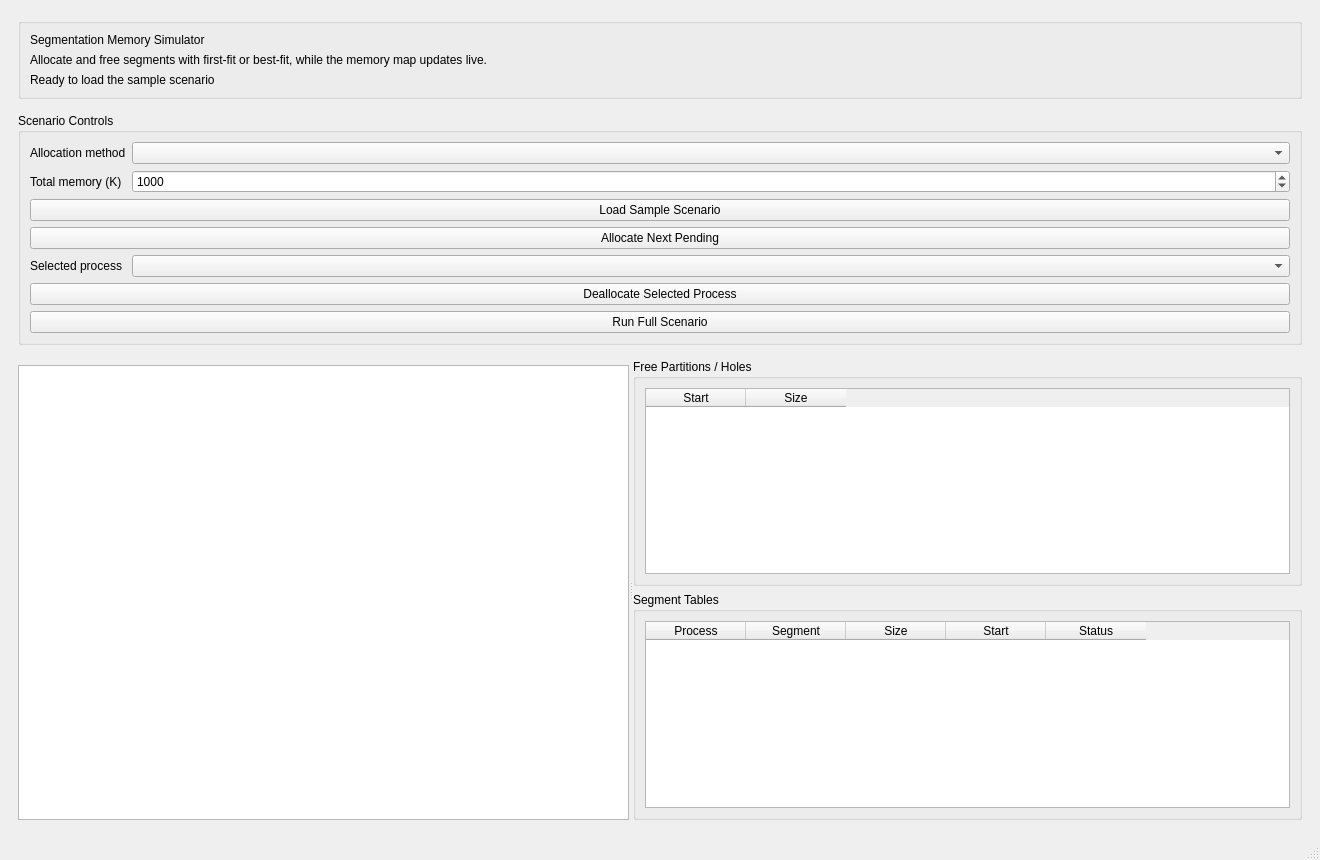
This is main_window.ui in antispace2005/Memory-Assignment as Qt 5 draws it before an edit. The edited form follows.
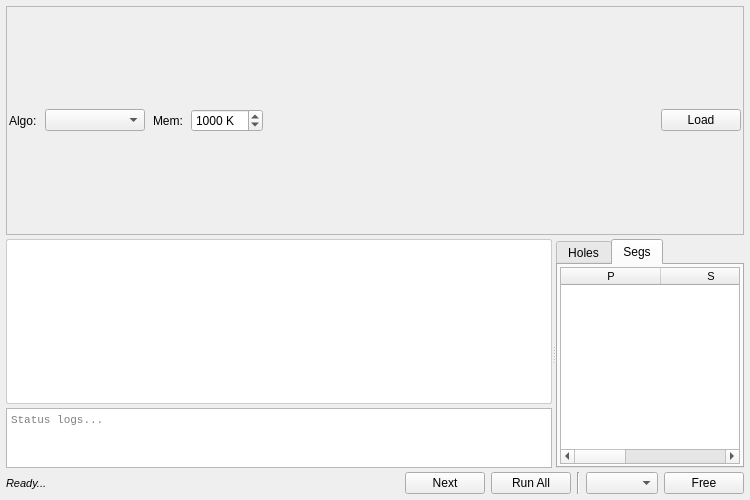
This is the edited form. The open tabs and pages were chosen to show the change.

```diff
--- a/main_window.ui
+++ b/main_window.ui
@@ -9,125 +9,93 @@
    <rect>
     <x>0</x>
     <y>0</y>
-    <width>1320</width>
-    <height>860</height>
+    <width>750</width>
+    <height>500</height>
    </rect>
   </property>
   <widget class="QWidget" name="centralwidget">
    <layout class="QVBoxLayout" name="rootLayout">
     <property name="spacing">
-     <number>14</number>
+     <number>4</number>
     </property>
     <property name="leftMargin">
-     <number>18</number>
+     <number>6</number>
     </property>
     <property name="topMargin">
-     <number>18</number>
+     <number>6</number>
     </property>
     <property name="rightMargin">
-     <number>18</number>
+     <number>6</number>
     </property>
     <property name="bottomMargin">
-     <number>18</number>
+     <number>6</number>
     </property>
     <item>
-     <widget class="QGroupBox" name="heroCard">
-      <layout class="QVBoxLayout" name="heroLayout">
-       <item>
-        <widget class="QLabel" name="headerTitle">
-         <property name="text">
-          <string>Segmentation Memory Simulator</string>
-         </property>
-        </widget>
-       </item>
-       <item>
-        <widget class="QLabel" name="headerSubtitle">
-         <property name="text">
-          <string>Allocate and free segments with first-fit or best-fit, while the memory map updates live.</string>
-         </property>
-        </widget>
-       </item>
-       <item>
-        <widget class="QLabel" name="statusLabel">
-         <property name="text">
-          <string>Ready to load the sample scenario</string>
-         </property>
-        </widget>
-       </item>
-      </layout>
-     </widget>
-    </item>
+     <widget class="QFrame" name="controlBar">
+      <property name="frameShape">
+       <enum>QFrame::StyledPanel</enum>
+      </property>
+      <layout class="QHBoxLayout" name="topLayout">
+       <property name="spacing">
+        <number>8</number>
+       </property>
+       <property name="margin">
+        <number>2</number>
+       </property>
     <item>
-     <widget class="QGroupBox" name="controlCard">
-      <property name="title">
-       <string>Scenario Controls</string>
-      </property>
-      <layout class="QFormLayout" name="controlForm">
-       <item row="0" column="0">
         <widget class="QLabel" name="labelMethod">
          <property name="text">
-          <string>Allocation method</string>
+          <string>Algo:</string>
          </property>
         </widget>
        </item>
-       <item row="0" column="1">
-        <widget class="QComboBox" name="methodCombo"/>
+       <item>
+        <widget class="QComboBox" name="methodCombo">
+         <property name="minimumSize">
+          <size>
+           <width>100</width>
+           <height>0</height>
+          </size>
+         </property>
+        </widget>
        </item>
-       <item row="1" column="0">
+       <item>
         <widget class="QLabel" name="labelTotal">
          <property name="text">
-          <string>Total memory (K)</string>
+          <string>Mem:</string>
          </property>
         </widget>
        </item>
-       <item row="1" column="1">
+       <item>
         <widget class="QSpinBox" name="totalSpin">
-         <property name="minimum">
-          <number>64</number>
+         <property name="suffix">
+          <string> K</string>
          </property>
          <property name="maximum">
-          <number>100000</number>
+          <number>99999</number>
          </property>
          <property name="value">
           <number>1000</number>
          </property>
         </widget>
        </item>
-       <item row="2" column="0" colspan="2">
+       <item>
+        <spacer name="topSpacer">
+         <property name="orientation">
+          <enum>Qt::Horizontal</enum>
+         </property>
+         <property name="sizeHint" stdset="0">
+          <size>
+           <width>40</width>
+           <height>20</height>
+          </size>
+         </property>
+        </spacer>
+       </item>
+       <item>
         <widget class="QPushButton" name="loadButton">
          <property name="text">
-          <string>Load Sample Scenario</string>
-         </property>
-        </widget>
-       </item>
-       <item row="3" column="0" colspan="2">
-        <widget class="QPushButton" name="allocateButton">
-         <property name="text">
-          <string>Allocate Next Pending</string>
-         </property>
-        </widget>
-       </item>
-       <item row="4" column="0">
-        <widget class="QLabel" name="labelProcess">
-         <property name="text">
-          <string>Selected process</string>
-         </property>
-        </widget>
-       </item>
-       <item row="4" column="1">
-        <widget class="QComboBox" name="processPicker"/>
-       </item>
-       <item row="5" column="0" colspan="2">
-        <widget class="QPushButton" name="deallocateButton">
-         <property name="text">
-          <string>Deallocate Selected Process</string>
-         </property>
-        </widget>
-       </item>
-       <item row="6" column="0" colspan="2">
-        <widget class="QPushButton" name="runButton">
-         <property name="text">
-          <string>Run Full Scenario</string>
+          <string>Load</string>
          </property>
         </widget>
        </item>
@@ -139,10 +107,25 @@
       <property name="orientation">
        <enum>Qt::Horizontal</enum>
       </property>
-      <widget class="QWidget" name="leftPanel">
-       <layout class="QVBoxLayout" name="leftPanelLayout">
+      <widget class="QWidget" name="canvasWrapper" native="true">
+       <property name="sizePolicy">
+        <sizepolicy hsizetype="Expanding" vsizetype="Expanding">
+         <horstretch>3</horstretch>
+         <verstretch>0</verstretch>
+        </sizepolicy>
+       </property>
+       <layout class="QVBoxLayout" name="canvasLayout">
+        <property name="spacing">
+         <number>4</number>
+        </property>
+        <property name="margin">
+         <number>0</number>
+        </property>
         <item>
-         <widget class="QWidget" name="canvasHost">
+         <widget class="QWidget" name="canvasHost" native="true">
+          <property name="styleSheet">
+           <string notr="true">background: #ffffff; border: 1px solid #ccc; border-radius: 2px;</string>
+          </property>
           <layout class="QVBoxLayout" name="canvasHostLayout">
            <property name="leftMargin">
             <number>0</number>
@@ -161,23 +144,56 @@
         </item>
         <item>
          <widget class="QTextEdit" name="activityLog">
+          <property name="maximumSize">
+           <size>
+            <width>16777215</width>
+            <height>60</height>
+           </size>
+          </property>
+          <property name="font">
+           <font>
+            <family>Monospace</family>
+            <pointsize>8</pointsize>
+           </font>
+          </property>
           <property name="readOnly">
            <bool>true</bool>
           </property>
+          <property name="placeholderText">
+           <string>Status logs...</string>
+          </property>
          </widget>
         </item>
        </layout>
       </widget>
-      <widget class="QWidget" name="rightPanel">
-       <layout class="QVBoxLayout" name="rightPanelLayout">
-        <item>
-         <widget class="QGroupBox" name="holesCard">
-          <property name="title">
-           <string>Free Partitions / Holes</string>
-          </property>
-          <layout class="QVBoxLayout" name="holesLayout">
+      <widget class="QTabWidget" name="dataTabs">
+       <property name="sizePolicy">
+        <sizepolicy hsizetype="Preferred" vsizetype="Expanding">
+         <horstretch>1</horstretch>
+         <verstretch>0</verstretch>
+        </sizepolicy>
+       </property>
+       <property name="tabPosition">
+        <enum>QTabWidget::North</enum>
+       </property>
+       <widget class="QWidget" name="tabHoles">
+        <attribute name="title">
+         <string>Holes</string>
+        </attribute>
+        <layout class="QVBoxLayout" name="holesVLayout">
+         <property name="margin">
+          <number>2</number>
+         </property>
            <item>
             <widget class="QTableWidget" name="holesTable">
+           <property name="font">
+            <font>
+             <pointsize>8</pointsize>
+            </font>
+           </property>
+           <property name="editTriggers">
+            <set>QAbstractItemView::NoEditTriggers</set>
+           </property>
              <column>
               <property name="text">
                <string>Start</string>
@@ -192,52 +208,116 @@
            </item>
           </layout>
          </widget>
-        </item>
-        <item>
-         <widget class="QGroupBox" name="segmentsCard">
-          <property name="title">
-           <string>Segment Tables</string>
-          </property>
-          <layout class="QVBoxLayout" name="segmentsLayout">
+       <widget class="QWidget" name="tabSegs">
+        <attribute name="title">
+         <string>Segs</string>
+        </attribute>
+        <layout class="QVBoxLayout" name="segsVLayout">
+         <property name="margin">
+          <number>2</number>
+         </property>
            <item>
             <widget class="QTableWidget" name="segmentsTable">
+           <property name="font">
+            <font>
+             <pointsize>8</pointsize>
+            </font>
+           </property>
              <column>
               <property name="text">
-               <string>Process</string>
+             <string>P</string>
               </property>
              </column>
              <column>
               <property name="text">
-               <string>Segment</string>
+             <string>S</string>
               </property>
              </column>
              <column>
               <property name="text">
-               <string>Size</string>
-              </property>
-             </column>
-             <column>
+             <string>Base</string>
+            </property>
+           </column>
+          </widget>
+         </item>
+        </layout>
+       </widget>
+      </widget>
+     </widget>
+    </item>
+    <item>
+     <layout class="QHBoxLayout" name="bottomLayout">
+      <property name="spacing">
+       <number>6</number>
+      </property>
+      <item>
+       <widget class="QLabel" name="statusLabel">
+        <property name="font">
+         <font>
+          <pointsize>8</pointsize>
+          <italic>true</italic>
+         </font>
+        </property>
               <property name="text">
-               <string>Start</string>
-              </property>
-             </column>
-             <column>
+         <string>Ready...</string>
+        </property>
+       </widget>
+      </item>
+      <item>
+       <spacer name="bottomSpacer">
+        <property name="orientation">
+         <enum>Qt::Horizontal</enum>
+        </property>
+        <property name="sizeHint" stdset="0">
+         <size>
+          <width>40</width>
+          <height>20</height>
+         </size>
+        </property>
+       </spacer>
+      </item>
+      <item>
+       <widget class="QPushButton" name="allocateButton">
               <property name="text">
-               <string>Status</string>
-              </property>
-             </column>
-            </widget>
-           </item>
-          </layout>
-         </widget>
-        </item>
-       </layout>
-      </widget>
-     </widget>
-    </item>
-   </layout>
+         <string>Next</string>
+        </property>
+       </widget>
+      </item>
+      <item>
+       <widget class="QPushButton" name="runButton">
+        <property name="text">
+         <string>Run All</string>
+        </property>
+       </widget>
+      </item>
+      <item>
+       <widget class="Line" name="line_2">
+        <property name="orientation">
+         <enum>Qt::Vertical</enum>
+        </property>
+       </widget>
+      </item>
+      <item>
+       <widget class="QComboBox" name="processPicker">
+        <property name="minimumSize">
+         <size>
+          <width>70</width>
+          <height>0</height>
+         </size>
+        </property>
+       </widget>
+      </item>
+      <item>
+       <widget class="QPushButton" name="deallocateButton">
+        <property name="text">
+         <string>Free</string>
+        </property>
+       </widget>
+      </item>
+     </layout>
+    </item>
+   </layout>
   </widget>
-  <widget class="QStatusBar" name="statusbar"/>
  </widget>
  <resources/>
  <connections/>
```
Left out of the diff: 13 changed lines with no effect on the pictures. Lines whose indentation alone changed are shown as unchanged.
